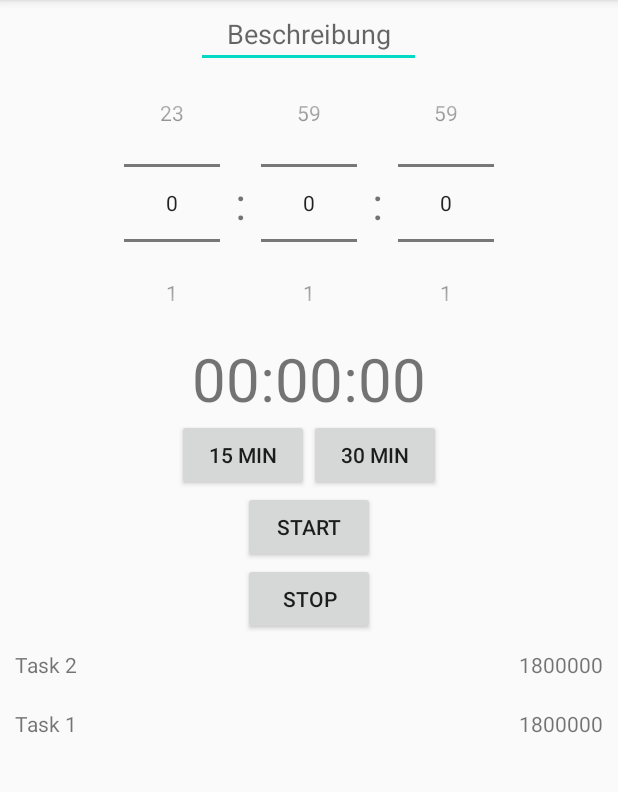
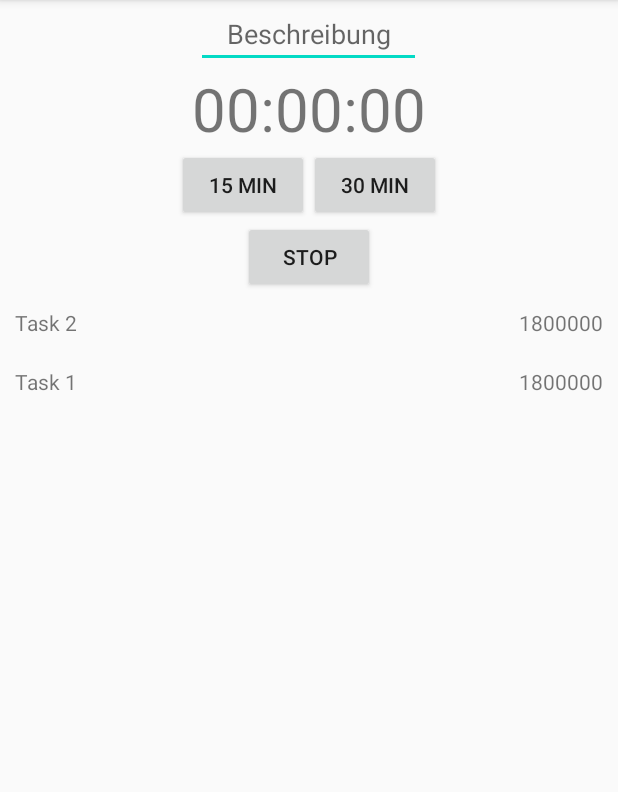
Before and after one commit to FlorianVrenegor/tracker, an Android app: the fragment TimeFragment shown on its own in the app's theme, on a phone screen of 412 x 824 dp, the part 84-876 px from its top. Run offline under Robolectric (Android 15) with nearby library versions, the light colour scheme and no system bars; our stand-ins replace Room's generated code.

Commit message:
hide unnecessary elements

```diff
--- a/app/src/main/res/layout/fragment_time.xml
+++ b/app/src/main/res/layout/fragment_time.xml
@@ -18,7 +18,7 @@
         android:layout_width="match_parent"
         android:layout_height="wrap_content"
         android:gravity="center"
-        android:visibility="visible">
+        android:visibility="gone">
 
         <NumberPicker
             android:id="@+id/hours_number_picker"
@@ -83,7 +83,8 @@
         android:id="@+id/start_timer_button"
         android:layout_width="wrap_content"
         android:layout_height="wrap_content"
-        android:text="Start" />
+        android:text="Start"
+        android:visibility="gone" />
 
     <Button
         android:id="@+id/stop_timer_button"
```
